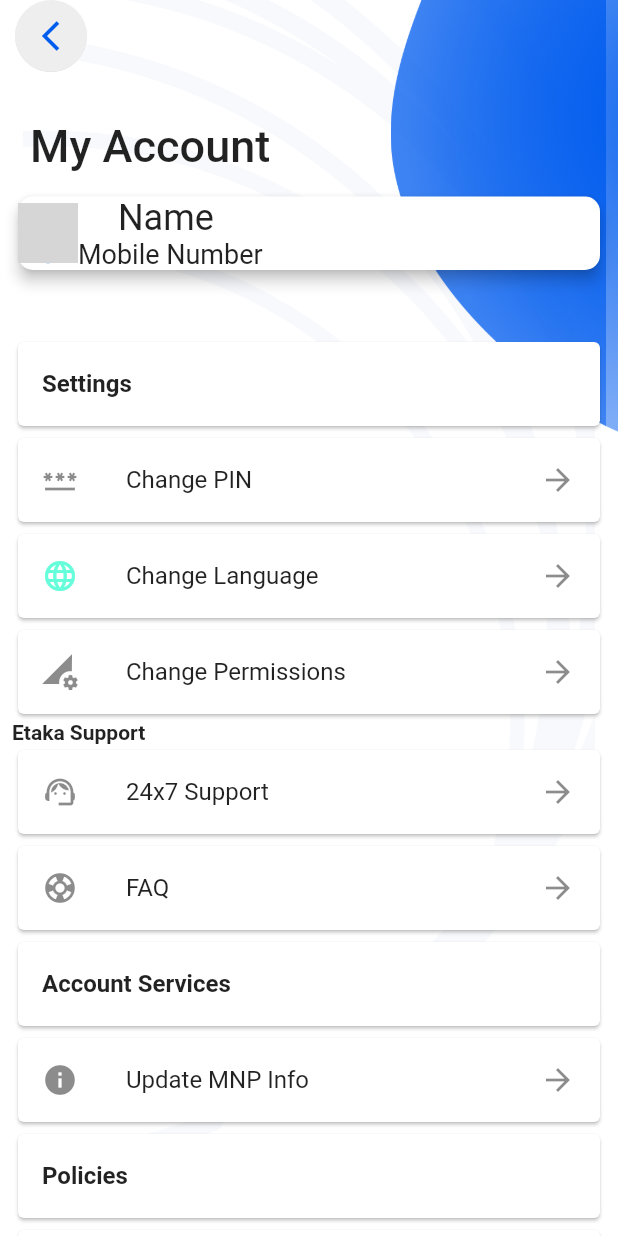
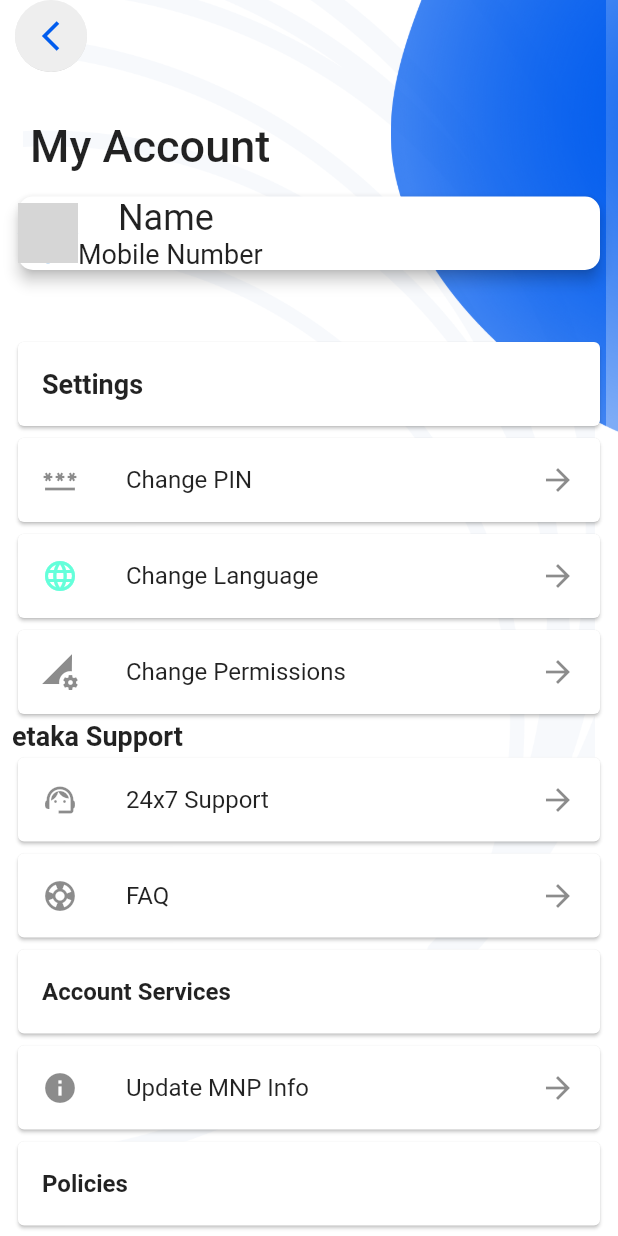
Before and after one commit to Stardev1127/Etaka_Flutter, a Flutter app: the ProfileScreen screen opened directly, on a phone screen of 412 x 824 dp. Run offline on Flutter 3.47's test engine with Material 2 defaults, Android fonts, the phone set to English and light mode, and no system bars; our stand-ins replace fl_chart, flutter_svg, fluttertoast, persistent_bottom_nav_bar, shared_preferences; missing offline and left inert: numeric_keyboard; accounts and stored records are empty; network calls fail; grey boxes are pictures that could not be loaded.

Commit message:
Update profile_screen.dart

```diff
--- a/lib/views/screens/profile_screen.dart
+++ b/lib/views/screens/profile_screen.dart
@@ -71,7 +71,7 @@ class _ProfileScreenState extends State<ProfileScreen> {
               Card(
                   child: ListTile(
                       title: Text("Settings",
-                          style: TextStyle(fontWeight: FontWeight.bold)))),
+                          style: TextStyle(fontWeight: FontWeight.bold, fontSize: 18)))),
               Card(
                 child: ListTile(
                   leading: Icon(Icons.password),
@@ -94,8 +94,8 @@ class _ProfileScreenState extends State<ProfileScreen> {
                 ),
               ),
 
-              Text("Etaka Support",
-                  style: TextStyle(fontWeight: FontWeight.bold),),
+              Text("etaka Support",
+                  style: TextStyle(fontWeight: FontWeight.bold, fontSize: 18),),
               Card(
                 child: ListTile(
                   leading: Icon(Icons.support_agent),
```
